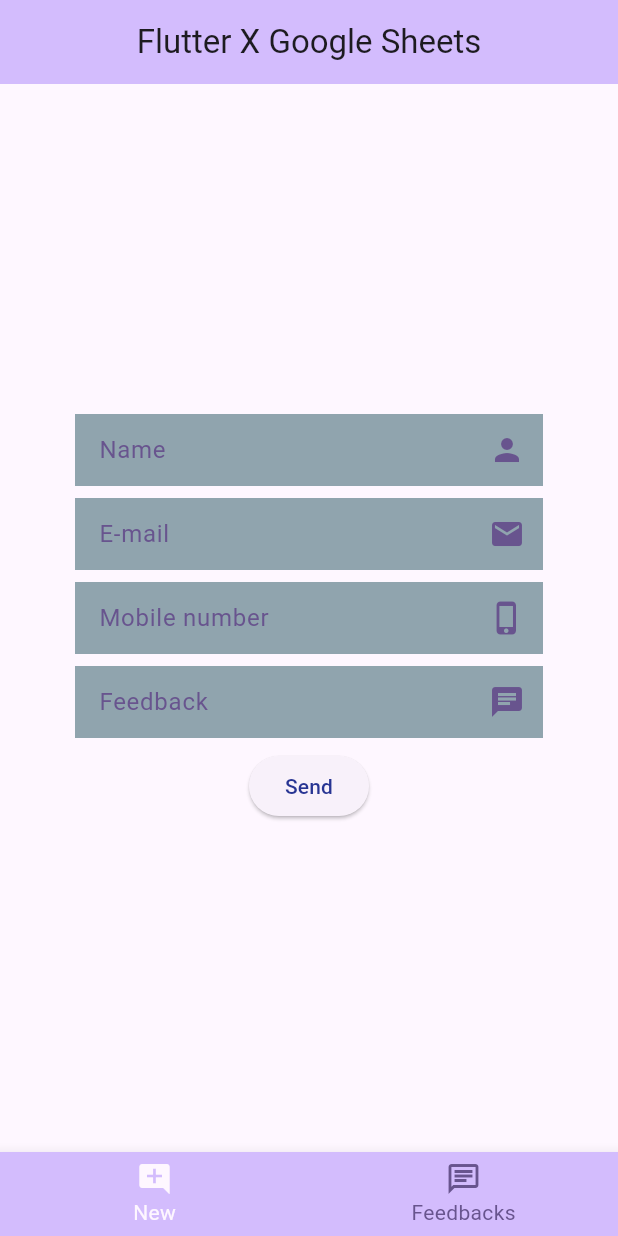
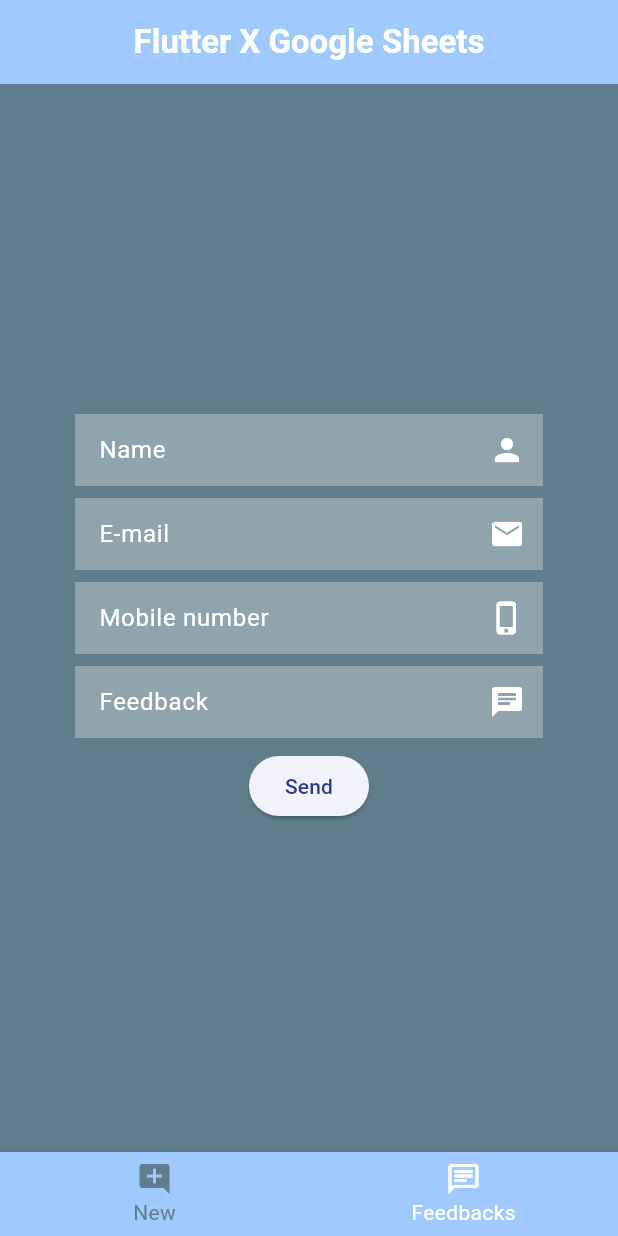
Before and after one commit to Firekepr/Flutter_google_sheet, a Flutter app: the screen it shows after launch, on a phone screen of 412 x 824 dp. Run offline on Flutter 3.47's test engine with Material 3 defaults, Android fonts, the phone set to English and light mode, and no system bars; drawn by our look-alikes of animated_bottom_navigation_bar; our stand-ins replace shimmer.

Commit message:
New app theme and colors

```diff
--- a/lib/main.dart
+++ b/lib/main.dart
@@ -14,7 +14,10 @@
     return MaterialApp(
       title: 'Flutter Demo',
       theme: ThemeData(
-        colorScheme: ColorScheme.fromSeed(seedColor: Colors.deepPurple),
+        colorScheme: ColorScheme.fromSeed(seedColor: Colors.blue),
+        primaryColor: Colors.white,
+        scaffoldBackgroundColor: Colors.blueGrey,
+        cardTheme: const CardTheme(color: Colors.white),
         useMaterial3: true,
       ),
       home: const MyHomePage(),
--- a/lib/pages/home/home.dart
+++ b/lib/pages/home/home.dart
@@ -30,7 +30,13 @@
     return Scaffold(
       appBar: AppBar(
         backgroundColor: Theme.of(context).colorScheme.inversePrimary,
-        title: const Text('Flutter X Google Sheets'),
+        title: Text(
+          'Flutter X Google Sheets',
+          style: TextStyle(
+            color: Theme.of(context).primaryColor,
+            fontWeight: FontWeight.bold,
+          )
+        ),
         centerTitle: true,
       ),
       body: PageView(
```
